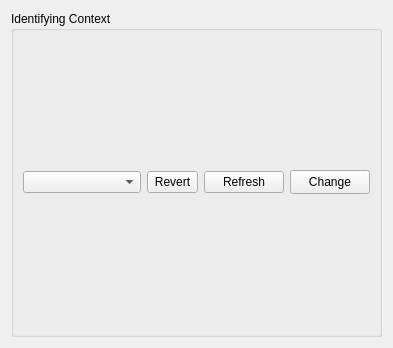
Old version of the form src/pyphoplacecellanalysis/GUI/Qt/Widgets/IdentifyingContextSelector/IdentifyingContextSelectorWidget.ui in the repository CommanderPho/pyPhoPlaceCellAnalysis.
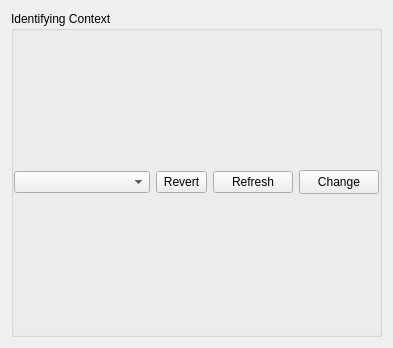
New version of the form.

```diff
--- a/src/pyphoplacecellanalysis/GUI/Qt/Widgets/IdentifyingContextSelector/IdentifyingContextSelectorWidget.ui
+++ b/src/pyphoplacecellanalysis/GUI/Qt/Widgets/IdentifyingContextSelector/IdentifyingContextSelectorWidget.ui
@@ -16,10 +16,25 @@
   <layout class="QVBoxLayout" name="verticalLayout">
    <item>
     <widget class="QGroupBox" name="groupBox">
+     <property name="enabled">
+      <bool>true</bool>
+     </property>
      <property name="title">
       <string>Identifying Context</string>
      </property>
      <layout class="QHBoxLayout" name="horizontalLayout">
+      <property name="leftMargin">
+       <number>0</number>
+      </property>
+      <property name="topMargin">
+       <number>0</number>
+      </property>
+      <property name="rightMargin">
+       <number>0</number>
+      </property>
+      <property name="bottomMargin">
+       <number>0</number>
+      </property>
       <item>
        <widget class="QComboBox" name="cmbIdentifyingContext">
         <property name="sizePolicy">
```
